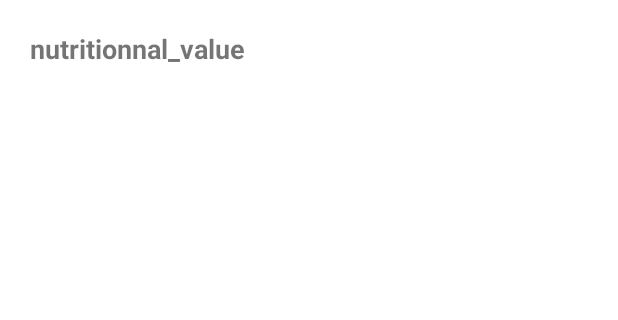
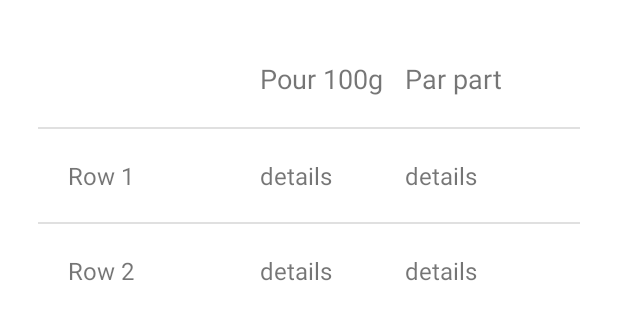
Before and after one commit to Nouuu/android-yuka, an Android app: the layout product_details_nutritional_values_fragment.xml on its own in the app's theme, with its tools: preview values and no code run, on a phone screen of 412 x 824 dp. Shown: the top 320 px of the screen. Run offline under Robolectric (Android 15) with nearby library versions, the phone set to English and light mode, and no system bars.

Commit message:
table not done yet but started

```diff
--- a/app/src/main/java/fr/larrieu_lacoste/noe/ce_que_vous_voulez/features/product_details/nutrional_values/ProductDetailsNutritionnalValuesFragment.kt
+++ b/app/src/main/java/fr/larrieu_lacoste/noe/ce_que_vous_voulez/features/product_details/nutrional_values/ProductDetailsNutritionnalValuesFragment.kt
@@ -4,8 +4,14 @@ import android.os.Bundle
 import android.view.LayoutInflater
 import android.view.View
 import android.view.ViewGroup
+import android.widget.TableRow
+import android.widget.TextView
 import androidx.fragment.app.Fragment
 import fr.larrieu_lacoste.noe.ce_que_vous_voulez.R
+import fr.larrieu_lacoste.noe.ce_que_vous_voulez.features.product_details.ProductDetailsFragment
+import fr.larrieu_lacoste.noe.ce_que_vous_voulez.features.product_details.ProductDetailsFragmentArgs
+import fr.larrieu_lacoste.noe.ce_que_vous_voulez.model.Product
+import kotlinx.android.synthetic.main.product_details_nutritional_values_fragment.*
 
 class ProductDetailsNutritionnalValuesFragment : Fragment() {
     override fun onCreateView(
@@ -22,6 +28,11 @@ class ProductDetailsNutritionnalValuesFragment : Fragment() {
 
     override fun onViewCreated(view: View, savedInstanceState: Bundle?) {
         super.onViewCreated(view, savedInstanceState)
+        val detailsFragment: ProductDetailsFragment =
+            requireParentFragment().requireParentFragment() as ProductDetailsFragment
+        val product: Product =
+            ProductDetailsFragmentArgs.fromBundle(detailsFragment.requireArguments()).product
+        println(product)
     }
 
 }
--- a/app/src/main/res/layout/product_details_nutritional_values_fragment.xml
+++ b/app/src/main/res/layout/product_details_nutritional_values_fragment.xml
@@ -19,16 +19,91 @@
         app:layout_constraintGuide_end="20dp" />
 
 
-    <TextView
-        android:id="@+id/nutrionnal_value"
-        android:layout_width="wrap_content"
+    <TableLayout
+        android:id="@+id/nutrionnal_value_table"
+        android:layout_width="0dp"
         android:layout_height="wrap_content"
         android:layout_marginTop="20dp"
-        android:text="nutritionnal_value"
-        android:textSize="18sp"
-        android:textStyle="bold"
+        android:divider="?android:attr/dividerHorizontal"
+        android:paddingLeft="5dp"
+        android:paddingRight="5dp"
+        android:showDividers="middle"
+        app:layout_constraintEnd_toEndOf="@id/guideline_end"
         app:layout_constraintStart_toStartOf="@id/guideline"
-        app:layout_constraintTop_toTopOf="parent" />
+        app:layout_constraintTop_toTopOf="parent">
+
+        <TableRow android:padding="20dp">
+
+            <TextView
+                android:layout_width="0dp"
+                android:layout_height="wrap_content"
+                android:layout_weight="2"
+                android:text=""
+                android:textSize="18sp" />
+
+            <TextView
+                android:layout_width="0dp"
+                android:layout_height="wrap_content"
+                android:layout_weight="1.5"
+                android:text="Pour 100g"
+                android:textSize="18sp" />
+
+            <TextView
+                android:layout_width="0dp"
+                android:layout_height="wrap_content"
+                android:layout_weight="1.5"
+                android:text="Par part"
+                android:textSize="18sp" />
+        </TableRow>
+
+        <TableRow android:padding="20dp">
+
+            <TextView
+                android:layout_width="0dp"
+                android:layout_height="wrap_content"
+                android:layout_weight="2"
+                android:text="Row 1"
+                android:textSize="16sp" />
+
+            <TextView
+                android:layout_width="0dp"
+                android:layout_height="wrap_content"
+                android:layout_weight="1.5"
+                android:text="details"
+                android:textSize="16sp" />
+
+            <TextView
+                android:layout_width="0dp"
+                android:layout_height="wrap_content"
+                android:layout_weight="1.5"
+                android:text="details"
+                android:textSize="16sp" />
+        </TableRow>
+
+        <TableRow android:padding="20dp">
+
+            <TextView
+                android:layout_width="0dp"
+                android:layout_height="wrap_content"
+                android:layout_weight="2"
+                android:text="Row 2"
+                android:textSize="16sp" />
+
+            <TextView
+                android:layout_width="0dp"
+                android:layout_height="wrap_content"
+                android:layout_weight="1.5"
+                android:text="details"
+                android:textSize="16sp" />
+
+            <TextView
+                android:layout_width="0dp"
+                android:layout_height="wrap_content"
+                android:layout_weight="1.5"
+                android:text="details"
+                android:textSize="16sp" />
+        </TableRow>
+    </TableLayout>
 
 
 </androidx.constraintlayout.widget.ConstraintLayout>
```
